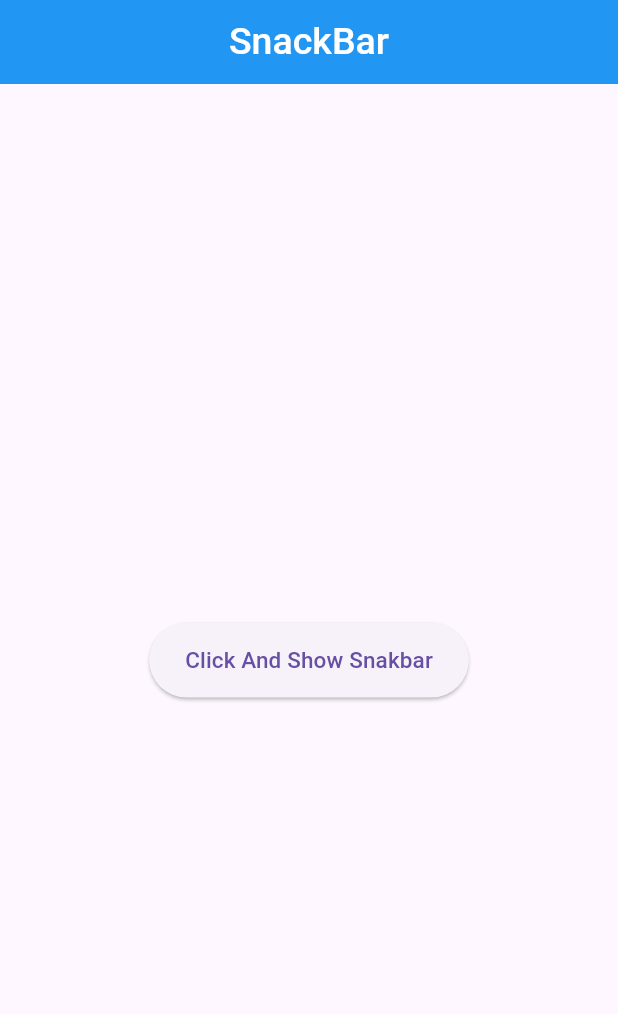
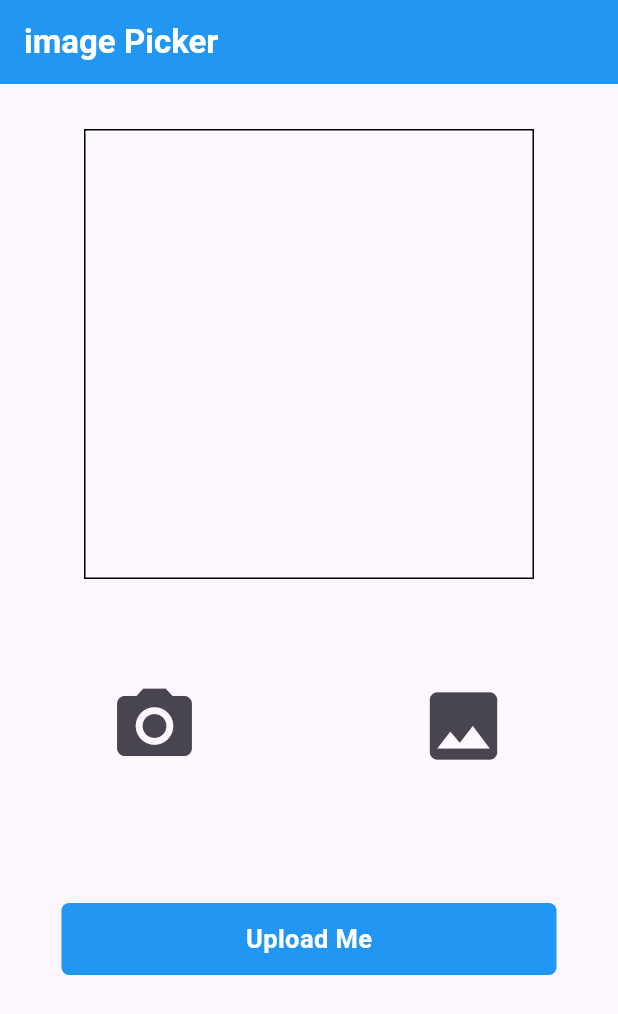
Before and after one commit to sanjuafre123/resume_app_daily_task, a Flutter app: the screen it shows after launch, on a phone screen of 412 x 824 dp. Shown: the top 1014 px of the screen. Run offline on Flutter 3.47's test engine with Material 3 defaults, Android fonts, the phone set to English and light mode, and no system bars; our stand-ins replace image_picker.

Commit message:
15/05/2024

```diff
--- a/lib/Utils/routes.dart
+++ b/lib/Utils/routes.dart
@@ -6,20 +6,25 @@ import '../home/Components/Screen/G-mail/G-mail.dart';
 import '../home/Components/Screen/Google_Login_Page_With_Validation/Emailscreen.dart';
 import '../home/Components/Screen/Google_Login_Page_With_Validation/LoginSuccessfuliy.dart';
 import '../home/Components/Screen/Google_Login_Page_With_Validation/PasswordScreen.dart';
+import '../home/Components/Screen/Home/Homescreen.dart';
 import '../home/Components/Screen/Login/logindetailscreen.dart';
 import '../home/Components/Screen/Login/loginscreen.dart';
 import '../home/Components/Screen/SnackBar & TextFormField/snaker.dart';
+import '../home/Components/Screen/image_picker/img_picker.dart';
 
 class Approutes{
   static Map<String, Widget Function(BuildContext)> routes = {
-    // '/' : (context) => const Homescreen(),
-    // '/Gmail' : (context) => const Gmailscreen(),
-    //  '/Enterlogin' : (context) => const EnterLoginScreen(),
-    // '/Login' : (context) => const LoginScreen(),
-    // '/' : (context) => const GoogleScreen(),
-    // '/Password' : (context) => const PasswordScreen(),
-    // '/Succese' : (context) => const LoginSuccese(),
-    '/' : (context) => const snakerpage(),
+    '/homes' : (context) => const Homescreen(),
+    '/Gmail' : (context) => const Gmailscreen(),
+     '/Enterlogin' : (context) => const EnterLoginScreen(),
+    '/Login' : (context) => const LoginScreen(),
+    '/' : (context) => const GoogleScreen(),
+    '/Password' : (context) => const PasswordScreen(),
+    '/Succese' : (context) => const LoginSuccese(),
+    '/snaker' : (context) => const snakerpage(),
+    '/' : (context) => const imgpicker(),
+
+
 
 
   };
--- a/lib/home/Components/Screen/Google_Login_Page_With_Validation/PasswordScreen.dart
+++ b/lib/home/Components/Screen/Google_Login_Page_With_Validation/PasswordScreen.dart
@@ -1,4 +1,3 @@
-import 'dart:html';
 
 import 'package:flutter/animation.dart';
 import 'package:flutter/cupertino.dart';
--- /dev/null
+++ b/lib/home/Components/Screen/image_picker/img_picker.dart
@@ -0,0 +1,104 @@
+import 'dart:io';
+
+import 'package:flutter/material.dart';
+import 'package:image_picker/image_picker.dart';
+
+class imgpicker extends StatefulWidget {
+  const imgpicker({super.key});
+
+  @override
+  State<imgpicker> createState() => _imgpickerState();
+}
+
+ImagePicker imagePicker = ImagePicker();
+File? fileImage;
+
+class _imgpickerState extends State<imgpicker> {
+  @override
+  Widget build(BuildContext context) {
+    return Scaffold(
+      appBar: AppBar(
+        backgroundColor: Colors.blue,
+        title: const Text(
+          'image Picker',
+          style: TextStyle(
+            color: Colors.white,
+            fontWeight: FontWeight.w700,
+            fontSize: 22,
+          ),
+        ),
+      ),
+      body: Column(
+        children: [
+          Container(
+            margin: const EdgeInsets.all(30),
+            height: 300,
+            width: 300,
+            decoration: BoxDecoration(
+              border: Border.all(color: Colors.black,width: 1),
+                image: (fileImage != null) ? DecorationImage(
+                  fit: BoxFit.cover,
+                  image: FileImage(fileImage!),):null
+            ),
+          ),
+          const SizedBox(
+            height: 30,
+          ),
+          Row(
+            mainAxisAlignment: MainAxisAlignment.spaceAround,
+            children: [
+              IconButton(
+                onPressed: () async {
+                  XFile? xFileImage =
+                  await imagePicker.pickImage(source: ImageSource.camera);
+
+                  setState(() {
+                    fileImage = File(xFileImage!.path);
+                  });
+                },
+                icon: const Icon(
+                  Icons.camera_alt,
+                  size: 60,
+                ),
+              ),
+              IconButton(
+                onPressed: () async {
+                  XFile? xFileImage =
+                  await imagePicker.pickImage(source: ImageSource.gallery);
+                  setState(() {
+                    fileImage = File(xFileImage!.path);
+                  });
+                },
+                icon: Icon(
+                  Icons.image,
+                  size: 60,
+                ),
+              ),
+            ],
+          ),
+          const SizedBox(
+            height: 80,
+          ),
+          Container(
+            alignment: Alignment.center,
+            height: 48,
+            width: 330,
+            decoration: const BoxDecoration(
+              color: Colors.blue,
+              borderRadius: BorderRadius.all(
+                Radius.circular(5),
+              ),
+            ),
+            child: const Text(
+              'Upload Me',
+              style: TextStyle(
+                  color: Colors.white,
+                  fontWeight: FontWeight.w600,
+                  fontSize: 17),
+            ),
+          )
+        ],
+      ),
+    );
+  }
+}
--- a/pubspec.yaml
+++ b/pubspec.yaml
@@ -35,6 +35,7 @@ dependencies:
   # The following adds the Cupertino Icons font to your application.
   # Use with the CupertinoIcons class for iOS style icons.
   cupertino_icons: ^1.0.6
+  image_picker: ^1.1.1
 
 dev_dependencies:
   flutter_test:
```
Also changed, not shown: pubspec.lock, 5 other files.
